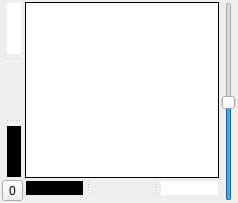
First picture: the form in src/GammaLevelsDialog.ui, repository markus-wa/glmixer-mirror, before the edit.
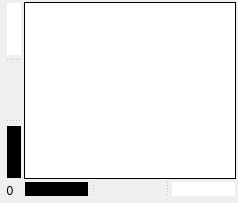
Second picture: the form after the edit. Icons and pictures are not drawn.

Commit message: Fix bug with gamma levels widget (gamma was changing every time a source was clicked).

Patch:
```diff
--- a/src/GammaLevelsDialog.ui
+++ b/src/GammaLevelsDialog.ui
@@ -237,6 +237,9 @@
        <property name="statusTip">
         <string>Reset</string>
        </property>
+       <property name="styleSheet">
+        <string notr="true">border:0px</string>
+       </property>
        <property name="text">
         <string>0</string>
        </property>
@@ -246,39 +249,14 @@
        </property>
        <property name="iconSize">
         <size>
-         <width>10</width>
-         <height>10</height>
+         <width>16</width>
+         <height>16</height>
         </size>
        </property>
       </widget>
      </item>
     </layout>
    </item>
-   <item>
-    <widget class="QSlider" name="gammaSlider">
-     <property name="toolTip">
-      <string>Gamma factor</string>
-     </property>
-     <property name="minimum">
-      <number>10</number>
-     </property>
-     <property name="maximum">
-      <number>1000</number>
-     </property>
-     <property name="singleStep">
-      <number>10</number>
-     </property>
-     <property name="pageStep">
-      <number>100</number>
-     </property>
-     <property name="value">
-      <number>500</number>
-     </property>
-     <property name="orientation">
-      <enum>Qt::Vertical</enum>
-     </property>
-    </widget>
-   </item>
   </layout>
  </widget>
  <resources>
```
The commit also changes 4 other files.
